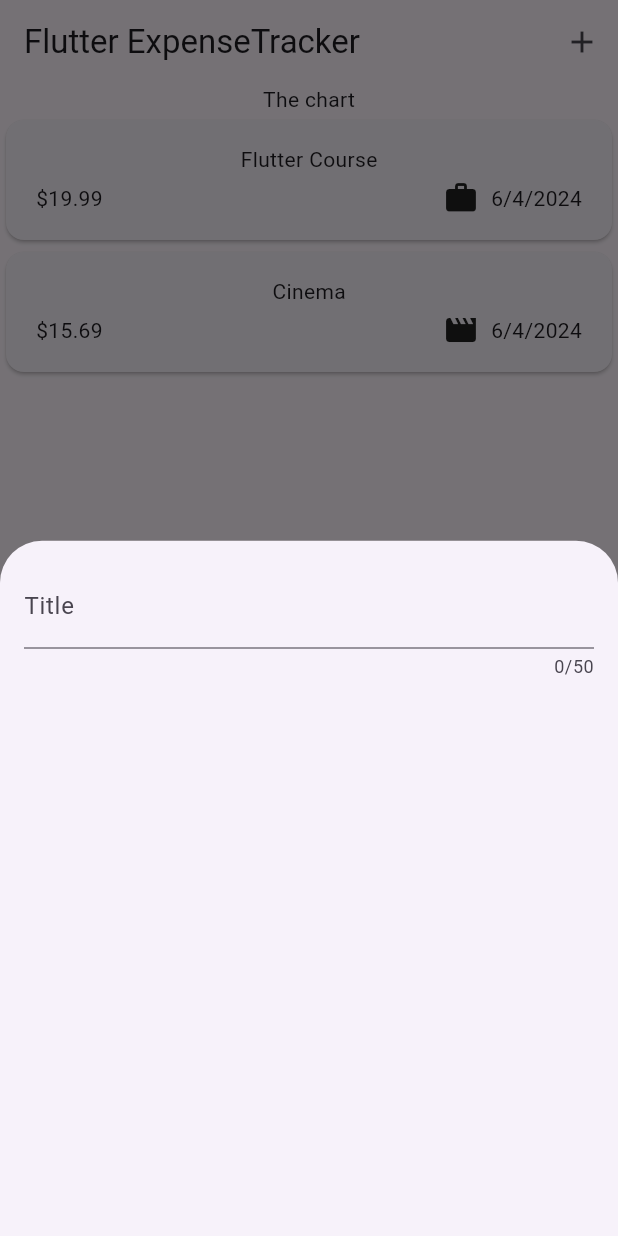
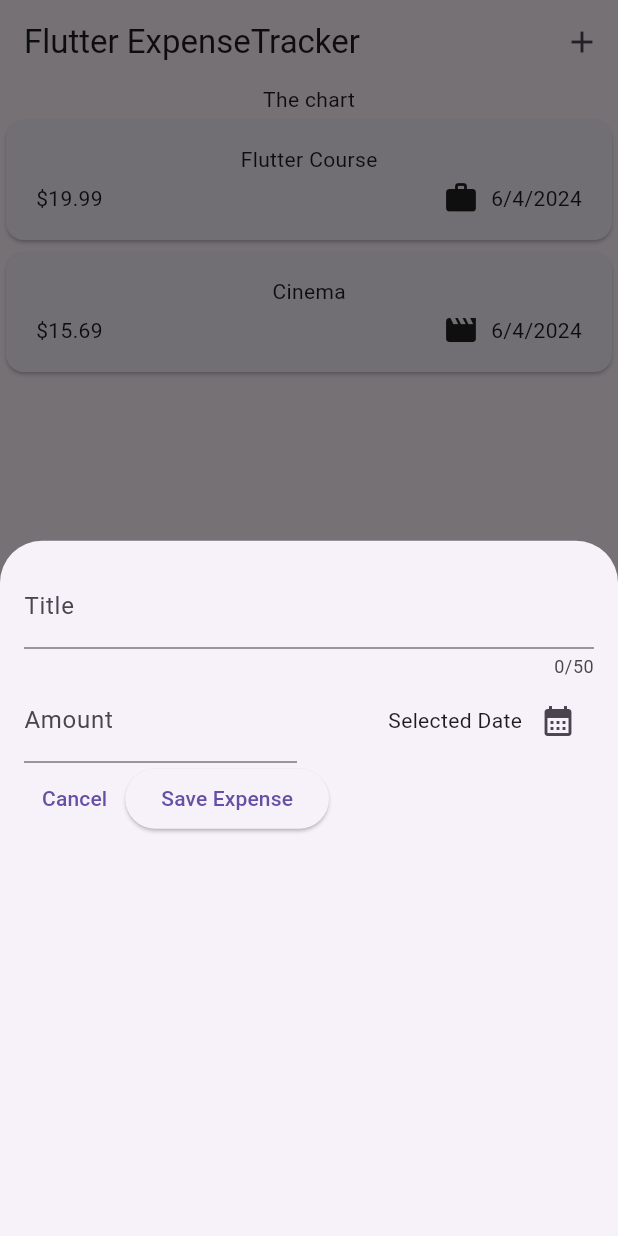
Before and after one commit to DejanJovovic/ExpenseTracker, a Flutter app: the screen it shows after launch, after a tap on the "add" icon, on a phone screen of 412 x 824 dp. Run offline on Flutter 3.47's test engine with Material 3 defaults, Android fonts, the phone set to English and light mode, and no system bars.

Commit message:
added the cancel button, as well as a date picker

```diff
--- a/expense_tracker/lib/widget/new_expense.dart
+++ b/expense_tracker/lib/widget/new_expense.dart
@@ -1,7 +1,6 @@
 import 'package:flutter/material.dart';
 
 class NewExpense extends StatefulWidget {
-
   const NewExpense({super.key});
 
   @override
@@ -10,24 +9,109 @@ class NewExpense extends StatefulWidget {
   }
 }
 
-class _NewExpenseState extends State<NewExpense>{
+class _NewExpenseState extends State<NewExpense> {
+/* this is one way
+//  var _enteredTitle = '';
+
+ // void _saveTitleInput(String inputValue){
+ //   _enteredTitle = inputValue;
+  //}
+
+  */
+
+  final _titleController =
+      TextEditingController(); // creates an object that's optimized for handling the user input
+  final _amountController = TextEditingController();
+
+
+  void _presentDatePicker(){
+
+    final now = DateTime.now();
+    final firstDate = DateTime(now.year - 1, now.month, now.day); // first day to today minus one year
+
+    showDatePicker( // it shows a date picker
+      context: context,
+      initialDate: now,
+      firstDate: firstDate,
+      lastDate: now
+      );
+  }
+
+  // when using this textEditingController dispose method should always be called to dispose of the Controller when not needed
+  @override
+  void dispose() {
+    _titleController.dispose();
+    _amountController.dispose();
+    super.dispose();
+  }
 
   @override
   Widget build(BuildContext context) {
     return Padding(
-      padding: EdgeInsets.all(16),
+      padding: const EdgeInsets.all(16),
       child: Column(
-        children: const [
-          TextField( // allowing the user to enter some text
+        children: [
+          TextField(
+            // allowing the user to enter some text
+            controller: _titleController,
+            //         onChanged: _saveTitleInput, //this will be triggered when the value inside this textField
             maxLength: 50,
-            keyboardType: TextInputType.text, //this is how we specify for which text is that textField(email, password...)
-            decoration: InputDecoration(
-              label: Text('Title')
+            keyboardType: TextInputType
+                .text, //this is how we specify for which text is that textField(email, password...)
+            decoration: const InputDecoration(label: Text('Title')),
+          ),
+          Row(
+            children: [
+              Expanded(
+                child: TextField(
+                  // allowing the user to enter some text
+                  controller: _amountController,
+                  //         onChanged: _saveTitleInput, //this will be triggered when the value inside this textField
+                  keyboardType: TextInputType
+                      .number, //this is how we specify for which text is that textField(email, password...)
+                  decoration: const InputDecoration(
+                      prefixText:
+                          '\$ ', // this adds a dollar sign to the amount every time the value is entered
+                      label: Text('Amount')),
+                ),
               ),
+              SizedBox(width: 16),
+              Expanded(
+                child: Row(
+                  mainAxisAlignment: MainAxisAlignment.end, // push the content to the end of the row
+                  crossAxisAlignment: CrossAxisAlignment.center, // center the content vertically
+                  children: [
+                    Text('Selected Date'),
+                    IconButton(
+                      onPressed: _presentDatePicker,
+                      icon: const Icon(
+                        Icons.calendar_month,
+                      ))
+                  ],
+                ),
+              ),
+            ],
           ),
+          Row(
+            children: [
+              TextButton(
+                onPressed: () {
+                  Navigator.pop(
+                      context); // Navigator works like an intent(moves from screen to screen), pop. removes this pop-up from the screen
+                },
+                child: const Text('Cancel'),
+              ),
+              ElevatedButton(
+                  onPressed: () {
+                    print(_titleController
+                        .text); // contains the text the user entered in the field
+                    print(_amountController.text);
+                  },
+                  child: const Text('Save Expense')),
+            ],
+          )
         ],
       ),
-      );
+    );
   }
-
 }
```
